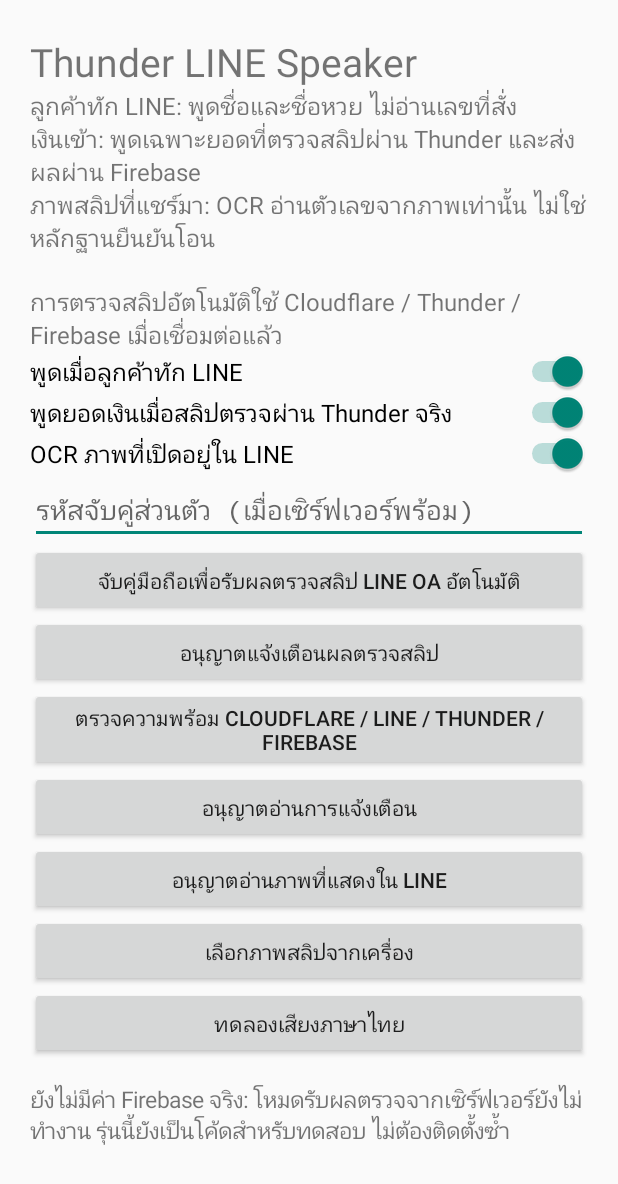
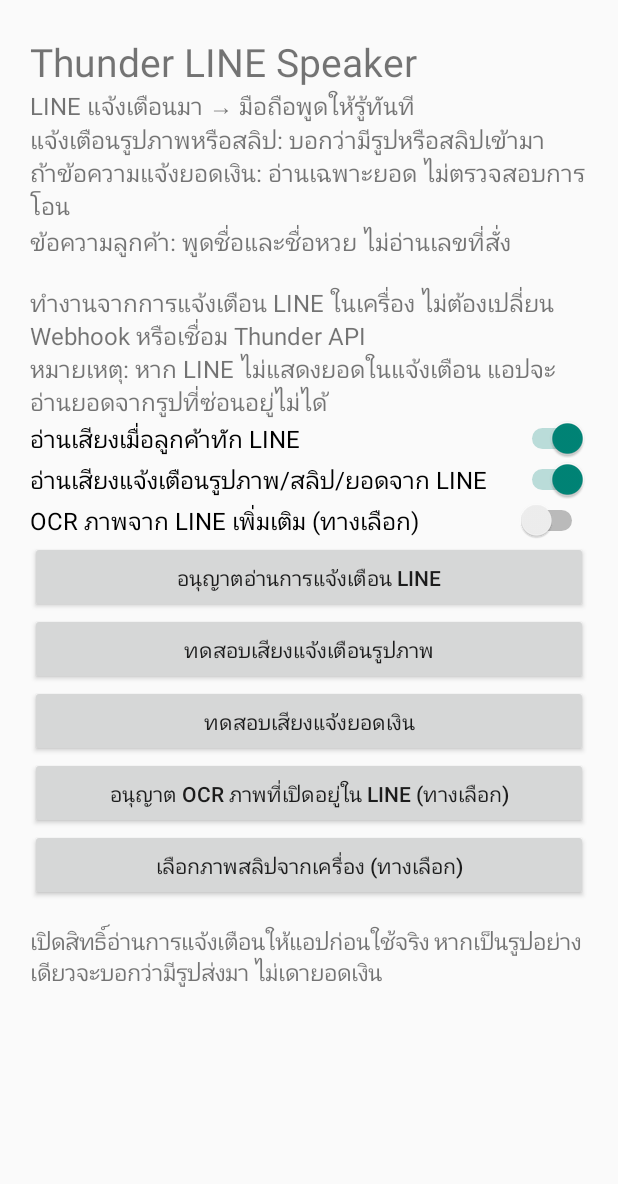
Before and after one commit to jirapatza/Thunder-LINE-Speaker-, an Android app: the screen it shows after launch (MainActivity), on a phone screen of 412 x 824 dp. Shown: the top 1184 px of the screen. Run offline under Robolectric (Android 15) with nearby library versions, the phone set to English and light mode, and no system bars; 1 statement that could not run was skipped.

Commit message:
Android: announce incoming LINE notifications locally (#14)
* feat(android): classify LINE notices into local voice alerts

* test(android): cover LINE photo, slip, amount and privacy-safe voice

* feat(android): speak LINE notices and image arrivals without Thunder API

* feat(android): simplify app to local LINE voice alerts and permission toggles

* chore(android): keep optional image OCR off until explicitly enabled

* docs: describe local LINE notice speech with no Thunder verification

```diff
--- a/app/src/main/java/com/thunder/linespeaker/MainActivity.kt
+++ b/app/src/main/java/com/thunder/linespeaker/MainActivity.kt
@@ -1,16 +1,12 @@
 package com.thunder.linespeaker
 
-import android.Manifest
 import android.app.Activity
 import android.content.Intent
-import android.content.pm.PackageManager
 import android.net.Uri
 import android.os.Build
 import android.os.Bundle
 import android.provider.Settings
-import android.text.InputType
 import android.widget.Button
-import android.widget.EditText
 import android.widget.LinearLayout
 import android.widget.ScrollView
 import android.widget.Switch
@@ -30,7 +26,7 @@ class MainActivity : Activity() {
             textSize = 26f
         })
         layout.addView(TextView(this).apply {
-            text = "ลูกค้าทัก LINE: พูดชื่อและชื่อหวย ไม่อ่านเลขที่สั่ง\nเงินเข้า: พูดเฉพาะยอดที่ตรวจสลิปผ่าน Thunder และส่งผลผ่าน Firebase\nภาพสลิปที่แชร์มา: OCR อ่านตัวเลขจากภาพเท่านั้น ไม่ใช่หลักฐานยืนยันโอน\n\nการตรวจสลิปอัตโนมัติใช้ Cloudflare / Thunder / Firebase เมื่อเชื่อมต่อแล้ว"
+            text = "LINE แจ้งเตือนมา → มือถือพูดให้รู้ทันที\nแจ้งเตือนรูปภาพหรือสลิป: บอกว่ามีรูปหรือสลิปเข้ามา\nถ้าข้อความแจ้งยอดเงิน: อ่านเฉพาะยอด ไม่ตรวจสอบการโอน\nข้อความลูกค้า: พูดชื่อและชื่อหวย ไม่อ่านเลขที่สั่ง\n\nทำงานจากการแจ้งเตือน LINE ในเครื่อง ไม่ต้องเปลี่ยน Webhook หรือเชื่อม Thunder API\nหมายเหตุ: หาก LINE ไม่แสดงยอดในแจ้งเตือน แอปจะอ่านยอดจากรูปที่ซ่อนอยู่ไม่ได้"
             textSize = 16f
         })
         @Suppress("DEPRECATION")
@@ -48,66 +44,47 @@ class MainActivity : Activity() {
                 setOnClickListener { pressed() }
             })
         }
-        addSwitch("พูดเมื่อลูกค้าทัก LINE", Preferences.customers(this)) { Preferences.setCustomers(this, it) }
-        addSwitch("พูดยอดเงินเมื่อสลิปตรวจผ่าน Thunder จริง", Preferences.payments(this)) { Preferences.setPayments(this, it) }
-        addSwitch("OCR ภาพที่เปิดอยู่ใน LINE", Preferences.screenOcr(this)) { Preferences.setScreenOcr(this, it) }
-        val pairingField = EditText(this).apply {
-            hint = "รหัสจับคู่ส่วนตัว (เมื่อเซิร์ฟเวอร์พร้อม)"
-            inputType = InputType.TYPE_CLASS_TEXT or InputType.TYPE_TEXT_VARIATION_PASSWORD
-            setSingleLine(true)
+        addSwitch("อ่านเสียงเมื่อลูกค้าทัก LINE", Preferences.customers(this)) {
+            Preferences.setCustomers(this, it)
         }
-        layout.addView(pairingField)
-        addButton("จับคู่มือถือเพื่อรับผลตรวจสลิป LINE OA อัตโนมัติ") {
-            val code = pairingField.text?.toString()?.trim().orEmpty()
-            info.text = "กำลังตรวจสอบการจับคู่..."
-            PushPairing.pair(this, code) { _, message ->
-                runOnUiThread { info.text = message }
-            }
+        addSwitch("อ่านเสียงแจ้งเตือนรูปภาพ/สลิป/ยอดจาก LINE", Preferences.payments(this)) {
+            Preferences.setPayments(this, it)
         }
-        addButton("อนุญาตแจ้งเตือนผลตรวจสลิป") {
-            if (Build.VERSION.SDK_INT >= 33 &&
-                checkSelfPermission(Manifest.permission.POST_NOTIFICATIONS) != PackageManager.PERMISSION_GRANTED) {
-                requestPermissions(arrayOf(Manifest.permission.POST_NOTIFICATIONS), 103)
-            } else {
-                info.text = "เปิดสิทธิ์แจ้งเตือนแล้ว"
-            }
+        addSwitch("OCR ภาพจาก LINE เพิ่มเติม (ทางเลือก)", Preferences.screenOcr(this)) {
+            Preferences.setScreenOcr(this, it)
         }
-        addButton("ตรวจความพร้อม Cloudflare / LINE / Thunder / Firebase") {
-            info.text = "กำลังตรวจสอบสถานะระบบ..."
-            PushPairing.checkServerStatus { status ->
-                runOnUiThread { info.text = status }
-            }
-        }
-        addButton("อนุญาตอ่านการแจ้งเตือน") {
+        addButton("อนุญาตอ่านการแจ้งเตือน LINE") {
             startActivity(Intent(Settings.ACTION_NOTIFICATION_LISTENER_SETTINGS))
         }
-        addButton("อนุญาตอ่านภาพที่แสดงใน LINE") {
+        addButton("ทดสอบเสียงแจ้งเตือนรูปภาพ") {
+            SpeechEngine.speak(
+                this, "มีรูปภาพส่งเข้ามาทาง LINE แล้วเด้อ",
+                "test-photo:" + System.currentTimeMillis(), 0
+            )
+        }
+        addButton("ทดสอบเสียงแจ้งยอดเงิน") {
+            SpeechEngine.speak(
+                this, "มีแจ้งเตือนยอด 180 บาทแล้วเด้อ",
+                "test-amount:" + System.currentTimeMillis(), 0
+            )
+        }
+        addButton("อนุญาต OCR ภาพที่เปิดอยู่ใน LINE (ทางเลือก)") {
             startActivity(Intent(Settings.ACTION_ACCESSIBILITY_SETTINGS))
         }
-        addButton("เลือกภาพสลิปจากเครื่อง") {
+        addButton("เลือกภาพสลิปจากเครื่อง (ทางเลือก)") {
             startActivityForResult(Intent(Intent.ACTION_GET_CONTENT).apply {
                 type = "image/*"
                 addCategory(Intent.CATEGORY_OPENABLE)
             }, 101)
         }
-        addButton("ทดลองเสียงภาษาไทย") {
-            SpeechEngine.speak(this, "รับเงินเข้า 180 บาทแล้วเด้อ", "test:${System.currentTimeMillis()}", 0)
-        }
         info = TextView(this).apply {
-            text = if (FirebaseBootstrap.isConfigured(this@MainActivity)) {
-                "Firebase พร้อมให้จับคู่ (ต้องมีรหัสจับคู่ของเซิร์ฟเวอร์)"
-            } else {
-                "ยังไม่มีค่า Firebase จริง: โหมดรับผลตรวจจากเซิร์ฟเวอร์ยังไม่ทำงาน รุ่นนี้ยังเป็นโค้ดสำหรับทดสอบ ไม่ต้องติดตั้งซ้ำ"
-            }
+            text = "เปิดสิทธิ์อ่านการแจ้งเตือนให้แอปก่อนใช้จริง หากเป็นรูปอย่างเดียวจะบอกว่ามีรูปส่งมา ไม่เดายอดเงิน"
             textSize = 15f
             setPadding(0, 24, 0, 0)
         }
         layout.addView(info)
         setContentView(ScrollView(this).apply { addView(layout) })
         handleIncomingImage(intent)
-        // Renews FCM registration periodically even when the token itself did
-        // not rotate. Requires no new pairing or new app installation.
-        PushPairing.refreshWhenAppOpens(this)
     }
 
     override fun onNewIntent(intent: Intent) {
--- a/app/src/main/java/com/thunder/linespeaker/Preferences.kt
+++ b/app/src/main/java/com/thunder/linespeaker/Preferences.kt
@@ -8,7 +8,7 @@ object Preferences {
 
     fun customers(context: Context): Boolean = prefs(context).getBoolean("customers", true)
     fun payments(context: Context): Boolean = prefs(context).getBoolean("payments", true)
-    fun screenOcr(context: Context): Boolean = prefs(context).getBoolean("screen_ocr", true)
+    fun screenOcr(context: Context): Boolean = prefs(context).getBoolean("screen_ocr", false)
 
     fun setCustomers(context: Context, enabled: Boolean) =
         prefs(context).edit().putBoolean("customers", enabled).apply()
```
Also changed, not shown: app/src/main/java/com/thunder/linespeaker/LineAnnouncementPolicy.kt (added, +70 -0 lines), app/src/main/java/com/thunder/linespeaker/LineNotificationService.kt (+35 -33 lines), 2 other files.
